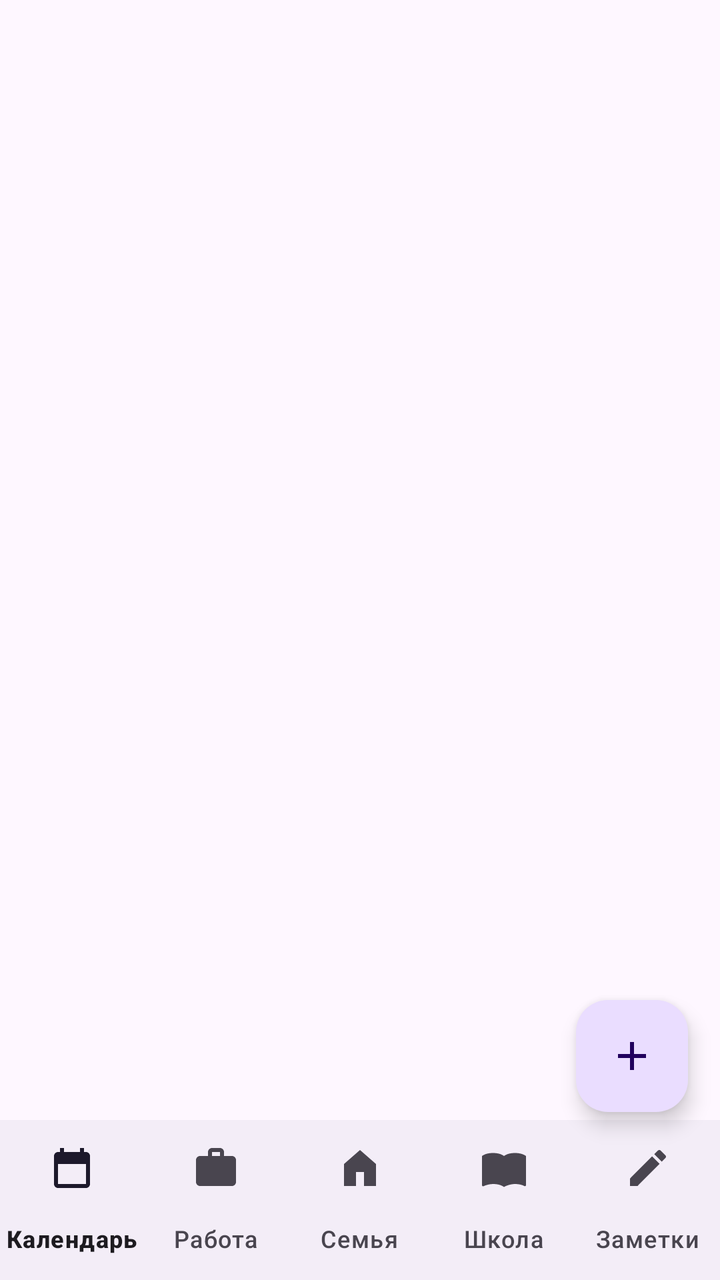
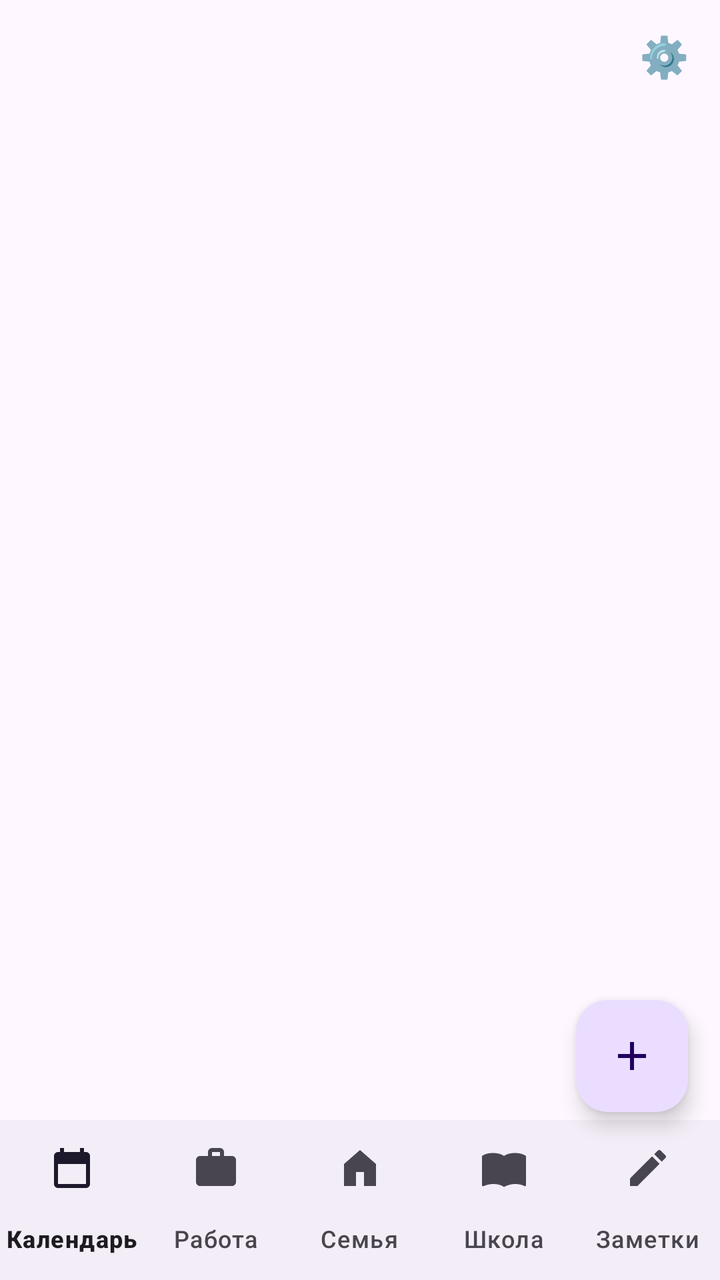

Screens rendered from an Android XML layout before and after an edit, with the pre-edit source and the edit as a unified diff.
<!-- AndroidManifest.xml: application theme Theme.FamilyDaily -->
<!-- res/layout/activity_main.xml -->
<?xml version="1.0" encoding="utf-8"?>
<FrameLayout xmlns:android="http://schemas.android.com/apk/res/android"
    xmlns:app="http://schemas.android.com/apk/res-auto"
    android:layout_width="match_parent" android:layout_height="match_parent">
    <LinearLayout android:layout_width="match_parent" android:layout_height="match_parent" android:orientation="vertical">
        <androidx.viewpager2.widget.ViewPager2 android:id="@+id/pager" android:layout_width="match_parent" android:layout_height="0dp" android:layout_weight="1"/>
        <com.google.android.material.bottomnavigation.BottomNavigationView android:id="@+id/nav" android:layout_width="match_parent" android:layout_height="wrap_content" app:labelVisibilityMode="labeled" app:menu="@menu/bottom_menu"/>
    </LinearLayout>
    <LinearLayout android:id="@+id/fabmenu" android:layout_width="wrap_content" android:layout_height="wrap_content" android:orientation="vertical" android:layout_gravity="bottom|end" android:layout_marginEnd="16dp" android:layout_marginBottom="96dp" android:visibility="gone">
        <com.google.android.material.button.MaterialButton android:id="@+id/fab_event" android:layout_width="wrap_content" android:layout_height="wrap_content" android:text="Событие" app:backgroundTint="#EC407A"/>
        <com.google.android.material.button.MaterialButton android:id="@+id/fab_note" android:layout_width="wrap_content" android:layout_height="wrap_content" android:text="Заметка" app:backgroundTint="#FB8C00"/>
        <com.google.android.material.button.MaterialButton android:id="@+id/fab_book" android:layout_width="wrap_content" android:layout_height="wrap_content" android:text="Запись клиента" app:backgroundTint="#1E88E5"/>
    </LinearLayout>
    <com.google.android.material.floatingactionbutton.FloatingActionButton android:id="@+id/fab" android:layout_width="wrap_content" android:layout_height="wrap_content" android:layout_gravity="bottom|end" android:layout_marginEnd="16dp" android:layout_marginBottom="84dp" android:src="@drawable/ic_plus" android:contentDescription="Добавить"/>
</FrameLayout>
<!-- resources referenced by this layout -->
<resources>
  <!-- drawable ic_plus (drawable) -->
  <vector xmlns:android="http://schemas.android.com/apk/res/android" android:width="24dp" android:height="24dp" android:viewportWidth="24" android:viewportHeight="24"><path android:fillColor="#FFFFFF" android:pathData="M19,13h-6v6h-2v-6H5v-2h6V5h2v6h6v2z"/></vector>
  <style name="Theme.FamilyDaily" parent="Theme.Material3.DayNight.NoActionBar" />
</resources>

<!-- the commit's change to res/layout/activity_main.xml (unified diff, before → after) -->
@@ -6,6 +6,7 @@
         <androidx.viewpager2.widget.ViewPager2 android:id="@+id/pager" android:layout_width="match_parent" android:layout_height="0dp" android:layout_weight="1"/>
         <com.google.android.material.bottomnavigation.BottomNavigationView android:id="@+id/nav" android:layout_width="match_parent" android:layout_height="wrap_content" app:labelVisibilityMode="labeled" app:menu="@menu/bottom_menu"/>
     </LinearLayout>
+    <Button android:id="@+id/btn_settings" android:layout_width="48dp" android:layout_height="48dp" android:layout_gravity="top|end" android:layout_marginTop="4dp" android:layout_marginEnd="4dp" android:background="@android:color/transparent" android:text="⚙️" android:textSize="20sp"/>
     <LinearLayout android:id="@+id/fabmenu" android:layout_width="wrap_content" android:layout_height="wrap_content" android:orientation="vertical" android:layout_gravity="bottom|end" android:layout_marginEnd="16dp" android:layout_marginBottom="96dp" android:visibility="gone">
         <com.google.android.material.button.MaterialButton android:id="@+id/fab_event" android:layout_width="wrap_content" android:layout_height="wrap_content" android:text="Событие" app:backgroundTint="#EC407A"/>
         <com.google.android.material.button.MaterialButton android:id="@+id/fab_note" android:layout_width="wrap_content" android:layout_height="wrap_content" android:text="Заметка" app:backgroundTint="#FB8C00"/>
